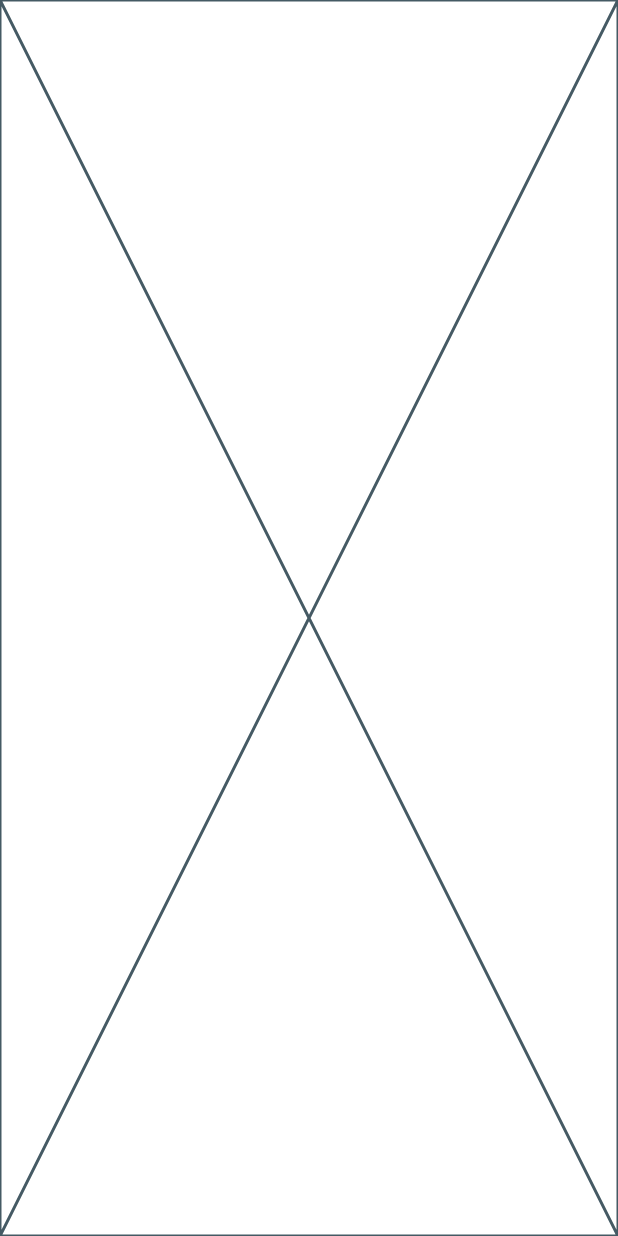
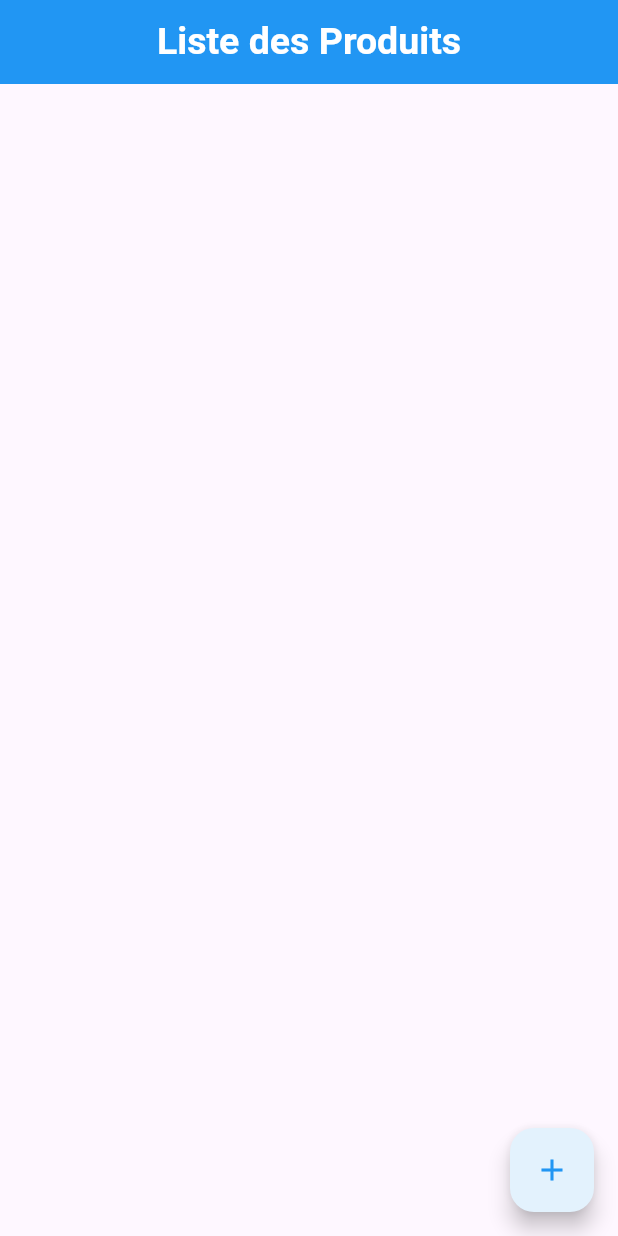
Before and after one commit to Rootlejokers/Flutter-Firestore, a Flutter app: the screen it shows after launch, on a phone screen of 412 x 824 dp. Run offline on Flutter 3.47's test engine with Material 3 defaults, Android fonts, the light colour scheme and no system bars; our stand-ins replace cloud_firestore, firebase_core; accounts and stored records are empty.

Commit message:
Quatrieme commit : TP Ok Boutton d'ajout statique fontionnnel

```diff
--- a/lib/home_page.dart
+++ b/lib/home_page.dart
@@ -1,3 +1,4 @@
+import 'package:cloud_firestore/cloud_firestore.dart';
 import 'package:flutter/material.dart';
 
 class HomePage extends StatefulWidget {
@@ -10,6 +11,50 @@ class HomePage extends StatefulWidget {
 class _HomePageState extends State<HomePage> {
   @override
   Widget build(BuildContext context) {
-    return const Placeholder();
+    return  Scaffold(
+      appBar: AppBar(title: Text("Liste des Produits",style: TextStyle(
+        fontSize: 25,
+        fontWeight: FontWeight.bold
+      ),
+      ),
+        backgroundColor: Colors.blue,foregroundColor: Colors.white,centerTitle: true,
+      ),
+
+      floatingActionButton: FloatingActionButton(
+        onPressed: () {
+          FirebaseFirestore.instance.collection('produits').add({
+            'nom': 'Cahier',
+            'prix': 1000,
+          });
+        },foregroundColor: Colors.blue,backgroundColor: Colors.blue.shade50,
+        child: const Icon(Icons.add),
+      ),
+
+      body: StreamBuilder<QuerySnapshot>(
+        stream: FirebaseFirestore.instance.collection('produits').snapshots(),
+        builder: (context, snapshot) {
+          if (snapshot.hasError) {
+            return const Text("Erreur de chargement");
+          }
+          if (snapshot.connectionState == ConnectionState.waiting) {
+            return const CircularProgressIndicator();
+          }
+
+          final data = snapshot.data!.docs;
+
+          return ListView.builder(
+            itemCount: data.length,
+            itemBuilder: (context, index) {
+              final produits = data[index];
+              return ListTile(
+                title: Text(produits['nom']),
+                subtitle: Text("${produits['prix']} XAF"),
+              );
+            },
+          );
+        },
+      ),
+
+    );
   }
 }
```
Also changed, not shown: lib/donnee.dart (deleted), 1 other file.
